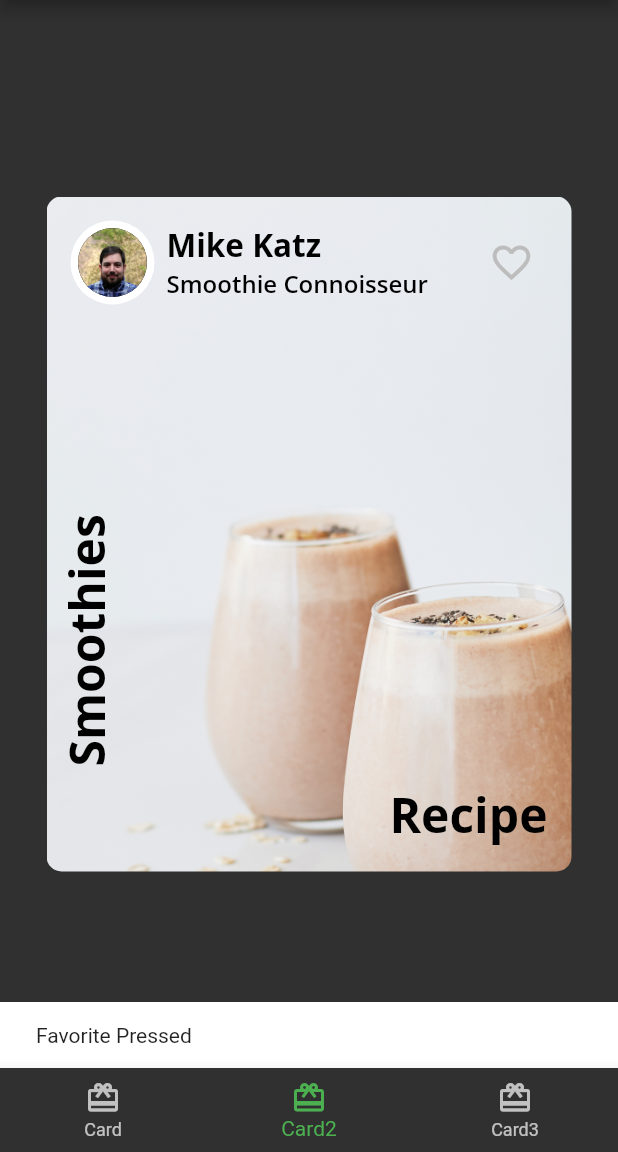
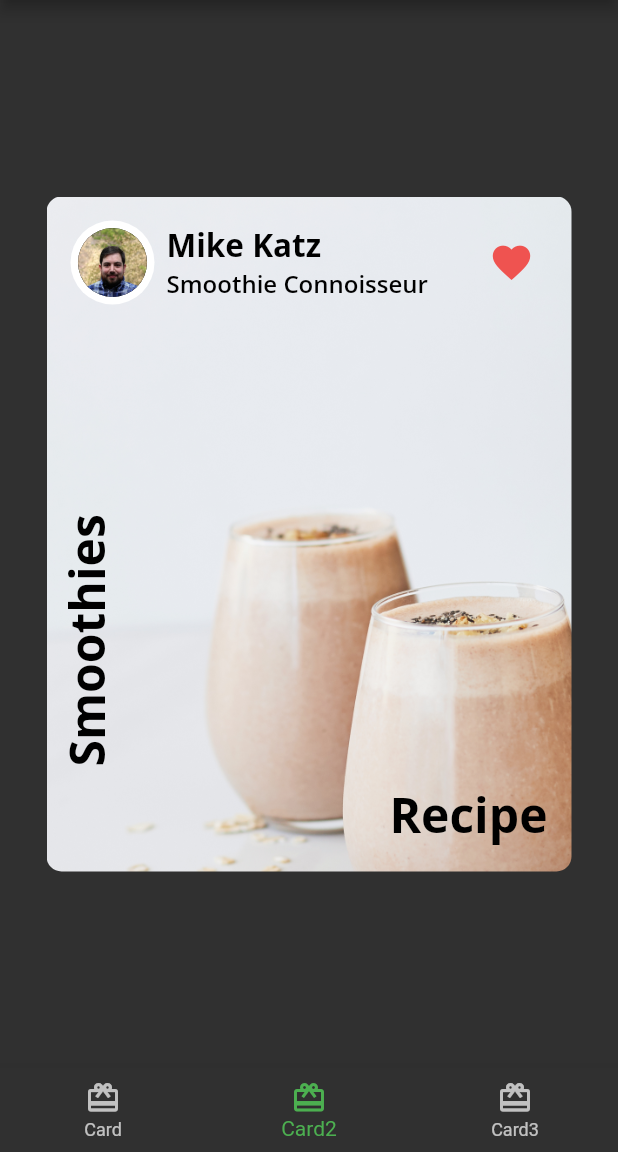
Before and after one commit to carlstep/fooderlich, a Flutter app: the screen it shows after launch, item 2 of the bottom bar chosen, after a tap on the "favorite outline" icon, on a phone screen of 412 x 824 dp, the part 84-1236 px from its top. Run offline on Flutter 3.47's test engine with Material 2 defaults, Android fonts, the phone set to English and light mode, and no system bars; our stand-ins replace google_fonts.

Commit message:
final of chapter 4 - flutter apprentice

```diff
--- a/lib/author_card.dart
+++ b/lib/author_card.dart
@@ -2,7 +2,7 @@ import 'package:flutter/material.dart';
 import 'fooderlich_theme.dart';
 import 'circle_image.dart';
 
-class AuthorCard extends StatelessWidget {
+class AuthorCard extends StatefulWidget {
   // sets up the three properties for the AuthorCard class
   final String authorName;
   final String title;
@@ -15,7 +15,13 @@ class AuthorCard extends StatelessWidget {
     this.imageProvider,
   }) : super(key: key);
 
-  // AuthorCard is grouped in a Container with a Row
+  @override
+  _AuthorCardState createState() => _AuthorCardState();
+}
+
+bool _isFavorited = false;
+
+class _AuthorCardState extends State<AuthorCard> {
   @override
   Widget build(BuildContext context) {
     return Container(
@@ -27,7 +33,7 @@ class AuthorCard extends StatelessWidget {
           Row(
             children: [
               CircleImage(
-                imageProvider: imageProvider,
+                imageProvider: widget.imageProvider,
                 imageRadius: 28,
               ),
               // separates the image and text with a SizedBox
@@ -37,11 +43,11 @@ class AuthorCard extends StatelessWidget {
                 crossAxisAlignment: CrossAxisAlignment.start,
                 children: [
                   Text(
-                    authorName,
+                    widget.authorName,
                     style: FooderlichTheme.lightTextTheme.headline2,
                   ),
                   Text(
-                    title,
+                    widget.title,
                     style: FooderlichTheme.lightTextTheme.headline3,
                   )
                 ],
@@ -49,16 +55,19 @@ class AuthorCard extends StatelessWidget {
             ],
           ),
           IconButton(
-            // sets the parameters for the icon - size, color
-            icon: const Icon(Icons.favorite_border),
+            // 1
+            icon: Icon(_isFavorited ? Icons.favorite : Icons.favorite_border),
             iconSize: 30,
-            color: Colors.grey[400],
-            // when pressed, display snackbar to inform a user of an action
+            // 2
+            color: Colors.red[400],
             onPressed: () {
-              const snackBar = SnackBar(content: Text('Favorite Pressed'));
-              ScaffoldMessenger.of(context).showSnackBar(snackBar);
+              // 3
+              setState(() {
+                _isFavorited = !_isFavorited;
+              });
             },
-          ),
+          )
+
         ],
       ),
     );
--- a/lib/card3.dart
+++ b/lib/card3.dart
@@ -94,6 +94,9 @@ class Card3 extends StatelessWidget {
                         'Carrots',
                         style: FooderlichTheme.darkTextTheme.bodyText1),
                     backgroundColor: Colors.black.withOpacity(0.7),
+                    onDeleted: () {
+                      print('delete');
+                    },
                   ),
                   Chip(
                     label: Text(
```
